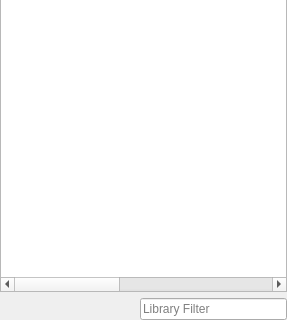
Before: the Qt Designer form Widgets/Library/LibraryWidget.ui in CasparCG/client, drawn with Qt 5; both pictures show x 0 to 287 and y 280 to 600 of the 287 by 600 pixel window.
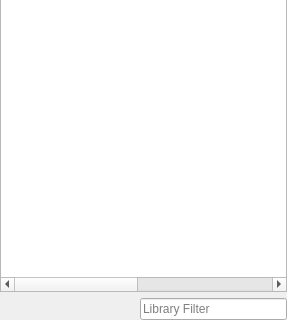
After: the same form once the commit is applied. The open tabs and pages were chosen to show the change.

```diff
--- a/Widgets/Library/LibraryWidget.ui
+++ b/Widgets/Library/LibraryWidget.ui
@@ -365,6 +365,11 @@
          <attribute name="headerShowSortIndicator" stdset="0">
           <bool>false</bool>
          </attribute>
+         <column>
+          <property name="text">
+           <string>Name</string>
+          </property>
+         </column>
          <column>
           <property name="text">
            <string>New Column</string>
@@ -372,17 +377,7 @@
          </column>
          <column>
           <property name="text">
-           <string>Name</string>
-          </property>
-         </column>
-         <column>
-          <property name="text">
-           <string>Color</string>
-          </property>
-         </column>
-         <column>
-          <property name="text">
-           <string>Label</string>
+           <string>Id</string>
           </property>
          </column>
          <column>
```
Left out of the diff: 8 changed lines with no effect on the pictures.
